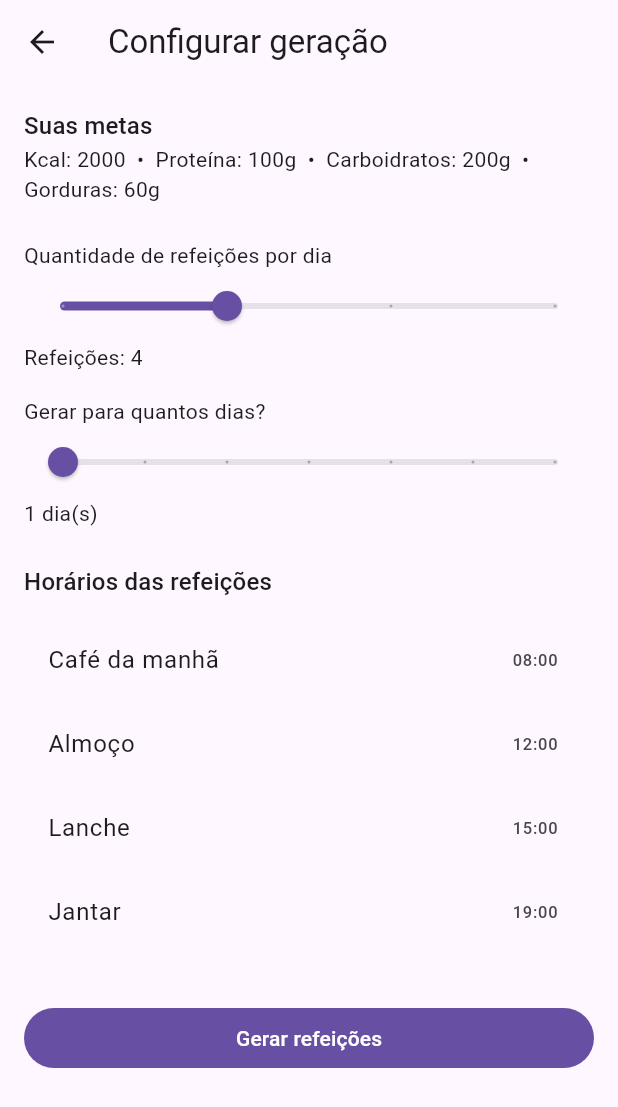
After one commit to feerodgs/app-nutricional, a Flutter app: the MealGenerationConfigScreen screen opened directly, on a phone screen of 412 x 824 dp. The commit adds this screen. Shown: the top 1107 px of the screen. Run offline on Flutter 3.47's test engine with Material 3 defaults, Android fonts, the phone set to English and light mode, and no system bars; our stand-ins replace cloud_firestore, firebase_auth, firebase_core, firebase_messaging, flutter_local_notifications, timezone; accounts and stored records are empty; network calls fail.

Commit message:
corrigido a parte da criaçao e gerenciamento de refeiçoes

```diff
--- a/nutri_plan/lib/src/services/daily_meal_service.dart
+++ b/nutri_plan/lib/src/services/daily_meal_service.dart
@@ -1,3 +1,5 @@
+import 'package:flutter/material.dart';
+
 import '../data/meal_repository.dart';
 import '../data/settings_repository.dart';
 import '../data/meals_generator.dart';
@@ -33,4 +35,30 @@ class DailyMealService {
     // Grava no Firestore
     await MealRepository.createMany(uid, meals);
   }
+
+  static Future<void> generateWithParams({
+    required String uid,
+    required int days,
+    required int mealsPerDay,
+    required List<TimeOfDay> times,
+    required UserGoals goals,
+  }) async {
+    final now = DateTime.now();
+
+    for (int d = 0; d < days; d++) {
+      final day = DateTime(now.year, now.month, now.day).add(Duration(days: d));
+
+      await MealRepository.deleteDay(uid, day);
+
+      final meals = await MealsGenerator.generateWithRules(
+        uid: uid,
+        goals: goals,
+        mealsPerDay: mealsPerDay,
+        times: times,
+        day: day,
+      );
+
+      await MealRepository.createMany(uid, meals);
+    }
+  }
 }
--- /dev/null
+++ b/nutri_plan/lib/src/views/meals/meal_generation_config_screen.dart
@@ -0,0 +1,150 @@
+import 'package:flutter/material.dart';
+import 'package:firebase_auth/firebase_auth.dart';
+import '../../data/settings_repository.dart';
+import '../../models/user_goals.dart';
+import '../../services/daily_meal_service.dart';
+
+class MealGenerationConfigScreen extends StatefulWidget {
+  const MealGenerationConfigScreen({super.key});
+
+  @override
+  State<MealGenerationConfigScreen> createState() =>
+      _MealGenerationConfigScreenState();
+}
+
+class _MealGenerationConfigScreenState
+    extends State<MealGenerationConfigScreen> {
+  int mealsPerDay = 4;
+  int numberOfDays = 1;
+  TimeOfDay breakfast = const TimeOfDay(hour: 8, minute: 0);
+  TimeOfDay lunch = const TimeOfDay(hour: 12, minute: 0);
+  TimeOfDay snack = const TimeOfDay(hour: 15, minute: 0);
+  TimeOfDay dinner = const TimeOfDay(hour: 19, minute: 0);
+
+  @override
+  Widget build(BuildContext context) {
+    final uid = FirebaseAuth.instance.currentUser!.uid;
+
+    return FutureBuilder<UserGoals>(
+      future: SettingsRepository.getGoals(uid),
+      builder: (context, snap) {
+        final goals = snap.data;
+
+        return Scaffold(
+          appBar: AppBar(title: const Text("Configurar geração")),
+          body: snap.connectionState == ConnectionState.waiting
+              ? const Center(child: CircularProgressIndicator())
+              : ListView(
+                  padding: const EdgeInsets.all(16),
+                  children: [
+                    Text(
+                      "Suas metas",
+                      style: Theme.of(context).textTheme.titleMedium,
+                    ),
+                    Text(
+                      "Kcal: ${goals!.kcal.toStringAsFixed(0)}  •  "
+                      "Proteína: ${goals.protein.toStringAsFixed(0)}g  •  "
+                      "Carboidratos: ${goals.carbs.toStringAsFixed(0)}g  •  "
+                      "Gorduras: ${goals.fat.toStringAsFixed(0)}g",
+                    ),
+                    const SizedBox(height: 24),
+
+                    // Quantidade de refeições
+                    Text("Quantidade de refeições por dia"),
+                    Slider(
+                      value: mealsPerDay.toDouble(),
+                      min: 3,
+                      max: 6,
+                      divisions: 3,
+                      label: mealsPerDay.toString(),
+                      onChanged: (v) => setState(() {
+                        mealsPerDay = v.toInt();
+                      }),
+                    ),
+                    Text("Refeições: $mealsPerDay"),
+                    const SizedBox(height: 16),
+
+                    // Quantos dias gerar
+                    Text("Gerar para quantos dias?"),
+                    Slider(
+                      value: numberOfDays.toDouble(),
+                      min: 1,
+                      max: 7,
+                      divisions: 6,
+                      label: "$numberOfDays dias",
+                      onChanged: (v) => setState(() {
+                        numberOfDays = v.toInt();
+                      }),
+                    ),
+                    Text("$numberOfDays dia(s)"),
+
+                    const SizedBox(height: 24),
+
+                    // Horários
+                    Text("Horários das refeições",
+                        style: Theme.of(context).textTheme.titleMedium),
+                    const SizedBox(height: 12),
+
+                    _timeTile("Café da manhã", breakfast, (t) {
+                      setState(() => breakfast = t);
+                    }),
+                    _timeTile("Almoço", lunch, (t) {
+                      setState(() => lunch = t);
+                    }),
+                    _timeTile("Lanche", snack, (t) {
+                      setState(() => snack = t);
+                    }),
+                    _timeTile("Jantar", dinner, (t) {
+                      setState(() => dinner = t);
+                    }),
+
+                    const SizedBox(height: 32),
+
+                    FilledButton(
+                      onPressed: () async {
+                        await DailyMealService.generateWithParams(
+                          uid: uid,
+                          days: numberOfDays,
+                          mealsPerDay: mealsPerDay,
+                          times: [
+                            breakfast,
+                            lunch,
+                            snack,
+                            dinner,
+                          ],
+                          goals: goals,
+                        );
+
+                        if (context.mounted) {
+                          Navigator.pop(context);
+                          ScaffoldMessenger.of(context).showSnackBar(
+                            const SnackBar(
+                                content:
+                                    Text("Refeições geradas com sucesso!")),
+                          );
+                        }
+                      },
+                      child: const Text("Gerar refeições"),
+                    ),
+                  ],
+                ),
+        );
+      },
+    );
+  }
+
+  Widget _timeTile(String label, TimeOfDay time, Function(TimeOfDay) onPick) {
+    return ListTile(
+      title: Text(label),
+      trailing: Text(
+          "${time.hour.toString().padLeft(2, '0')}:${time.minute.toString().padLeft(2, '0')}"),
+      onTap: () async {
+        final t = await showTimePicker(
+          context: context,
+          initialTime: time,
+        );
+        if (t != null) onPick(t);
+      },
+    );
+  }
+}
```
Also changed, not shown: nutri_plan/lib/src/data/meals_generator.dart (+107 -55 lines), nutri_plan/lib/src/data/settings_repository.dart (+38 -22 lines), nutri_plan/lib/src/viewmodels/user_viewmodel.dart (+39 -35 lines), nutri_plan/lib/src/views/home/pages/configuracoes_page.dart (+39 -10 lines), nutri_plan/lib/src/views/home/pages/menu_inicial_page.dart (+8 -9 lines), nutri_plan/lib/src/views/settings/change_password_view.dart (added, +110 -0 lines).
